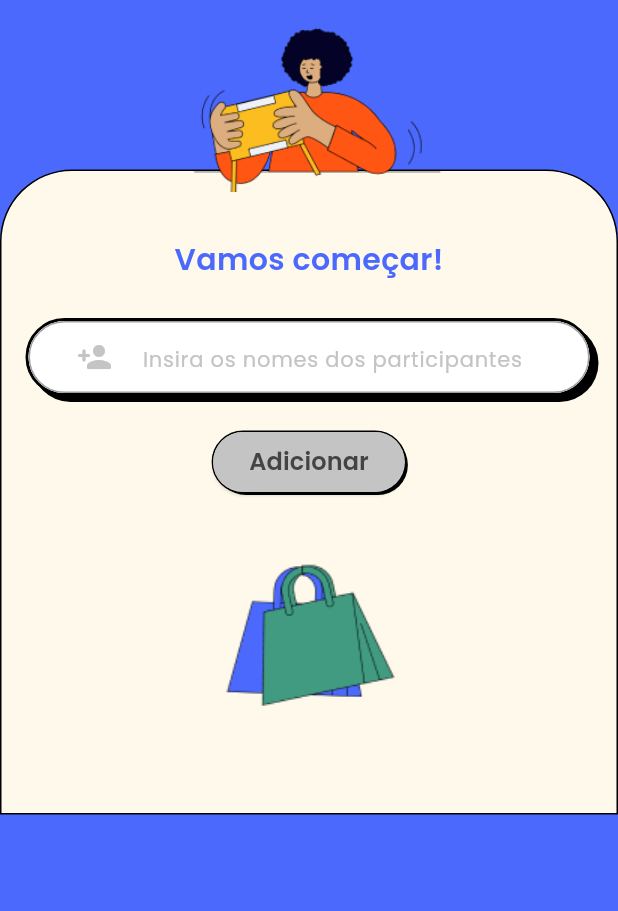
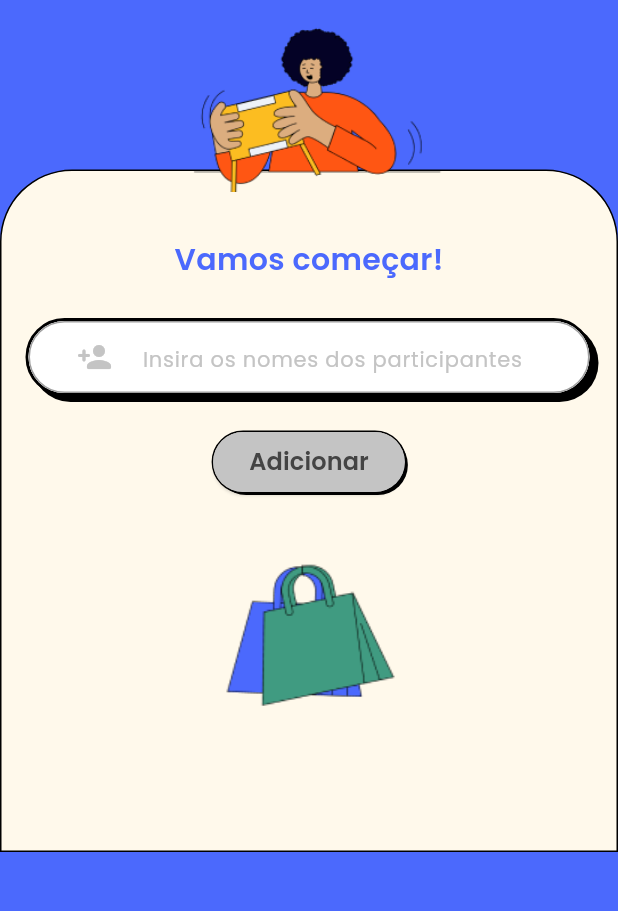
Before and after one commit to marcussales/secret-friend, a Flutter app: the screen it shows after launch, on a phone screen of 412 x 824 dp, the part 240-1151 px from its top. Run offline on Flutter 3.47's test engine with Material 3 defaults, Android fonts, the phone set to English and light mode, and no system bars; our stand-ins replace bloc, flutter_bloc, flutter_svg, google_fonts.

Commit message:
feat: add space in home form

```diff
--- a/lib/widgets/home/home_form_widget.dart
+++ b/lib/widgets/home/home_form_widget.dart
@@ -97,7 +97,7 @@ class _HomeFormWidgetState extends State<HomeFormWidget> {
                 ImageConstants.shoppingBags,
                 height: 140,
               ),
-              const SizedBox(height: 20),
+              const SizedBox(height: 45),
             ],
           ),
         ),
```
